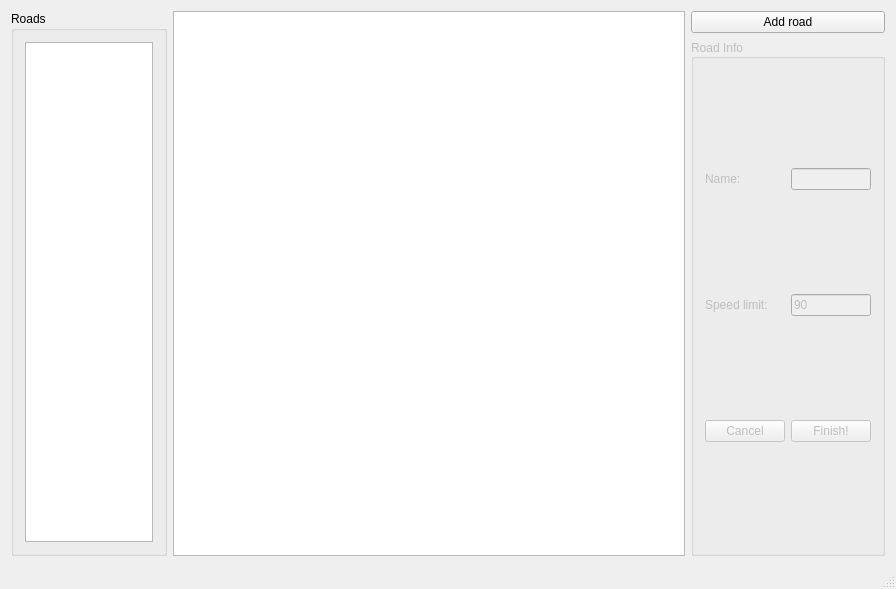
The window that app1_Editor/project/mainwindow.ui (idaohang/gps-18) describes before a commit, drawn with Qt 5.
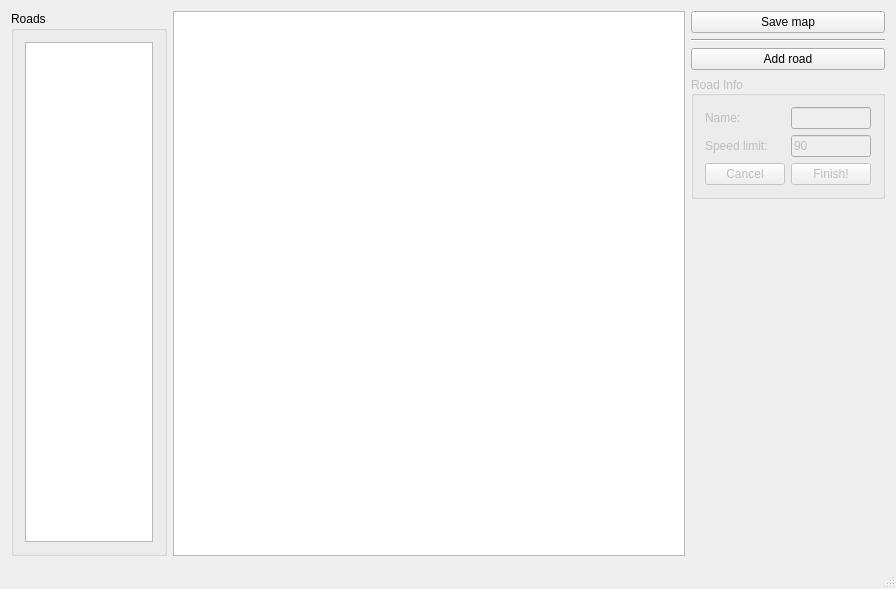
The same window after the commit. Custom widgets are drawn as their Qt base class.

```diff
--- a/app1_Editor/project/mainwindow.ui
+++ b/app1_Editor/project/mainwindow.ui
@@ -15,7 +15,21 @@
   </property>
   <widget class="QWidget" name="centralwidget">
    <layout class="QGridLayout" name="gridLayout">
-    <item row="0" column="1" rowspan="2">
+    <item row="1" column="2" colspan="2">
+     <widget class="Line" name="line">
+      <property name="orientation">
+       <enum>Qt::Horizontal</enum>
+      </property>
+     </widget>
+    </item>
+    <item row="2" column="2" colspan="2">
+     <widget class="QPushButton" name="btAddRoad">
+      <property name="text">
+       <string>Add road</string>
+      </property>
+     </widget>
+    </item>
+    <item row="0" column="1" rowspan="11">
      <widget class="MyGraphicsView" name="mapDisplay">
       <property name="minimumSize">
        <size>
@@ -34,14 +48,7 @@
       </property>
      </widget>
     </item>
-    <item row="0" column="2">
-     <widget class="QPushButton" name="btAddRoad">
-      <property name="text">
-       <string>Add road</string>
-      </property>
-     </widget>
-    </item>
-    <item row="0" column="0" rowspan="2">
+    <item row="0" column="0" rowspan="11">
      <widget class="QGroupBox" name="groupBox_2">
       <property name="title">
        <string>Roads</string>
@@ -60,7 +67,7 @@
       </layout>
      </widget>
     </item>
-    <item row="1" column="2">
+    <item row="3" column="2" colspan="2">
      <widget class="QGroupBox" name="gbRoadInfo">
       <property name="enabled">
        <bool>false</bool>
@@ -105,10 +112,10 @@
         </widget>
        </item>
        <item row="0" column="1">
-        <widget class="QLineEdit" name="txtSpeed"/>
+        <widget class="QLineEdit" name="txtName"/>
        </item>
        <item row="1" column="1">
-        <widget class="QLineEdit" name="txtName">
+        <widget class="QLineEdit" name="txtSpeed">
          <property name="text">
           <string>90</string>
          </property>
@@ -131,6 +138,13 @@
       </layout>
      </widget>
     </item>
+    <item row="0" column="2" colspan="2">
+     <widget class="QPushButton" name="btSave">
+      <property name="text">
+       <string>Save map</string>
+      </property>
+     </widget>
+    </item>
    </layout>
   </widget>
   <widget class="QStatusBar" name="statusbar"/>
```
Left out of the diff: 14 changed lines with no effect on the pictures.
